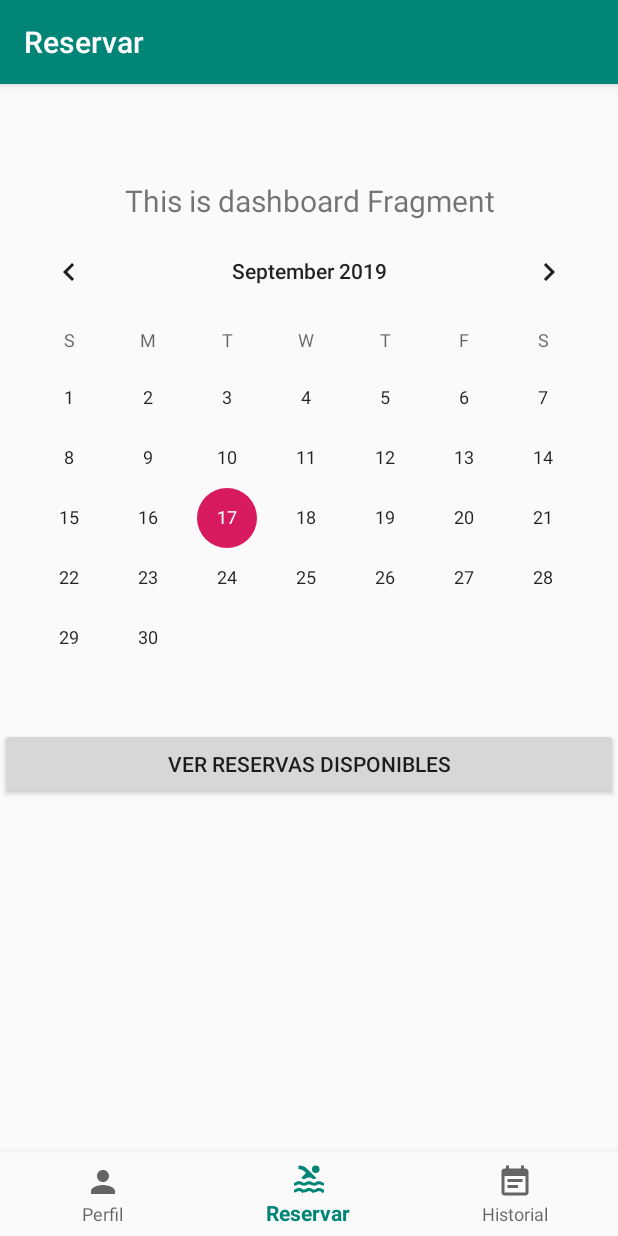
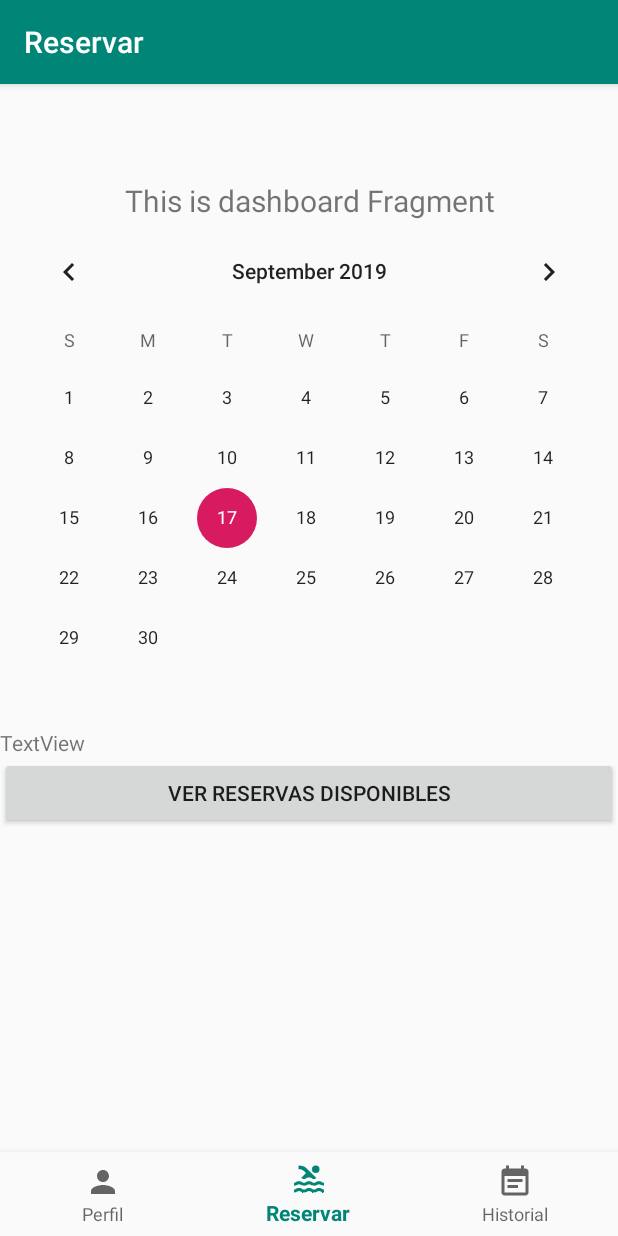
Before and after one commit to Giancarlo987/PisciSoft, an Android app: the ReservarFragment screen opened through its navigation route, on a phone screen of 412 x 824 dp. Run offline under Robolectric (Android 15) with nearby library versions, the phone set to English and light mode, and no system bars; our stand-ins replace navigation-ui.

Commit message:
Avance de estructura 2

```diff
--- a/PiscisoftMobile/app/src/main/AndroidManifest.xml
+++ b/PiscisoftMobile/app/src/main/AndroidManifest.xml
@@ -10,8 +10,12 @@
         android:supportsRtl="true"
         android:theme="@style/AppTheme">
         <activity
+            android:name=".ModificarActivity"
+            android:label="@string/title_activity_modificar"
+            android:theme="@style/AppTheme.NoActionBar"></activity>
+        <activity
             android:name=".SesionActivity"
-            android:label="@string/title_activity_sesion"></activity>
+            android:label="@string/title_activity_sesion" />
         <activity android:name=".RegistroActivity" />
         <activity android:name=".MainActivity">
             <intent-filter>
--- a/PiscisoftMobile/app/src/main/java/com/example/piscisoftmobile/ui/historial/HistorialFragment.kt
+++ b/PiscisoftMobile/app/src/main/java/com/example/piscisoftmobile/HistorialFragment.kt
@@ -1,4 +1,4 @@
-package com.example.piscisoftmobile.ui.historial
+package com.example.piscisoftmobile
 
 import android.os.Bundle
 import android.view.LayoutInflater
@@ -8,7 +8,6 @@ import android.widget.TextView
 import androidx.fragment.app.Fragment
 import androidx.lifecycle.Observer
 import androidx.lifecycle.ViewModelProviders
-import com.example.piscisoftmobile.R
 
 class HistorialFragment : Fragment() {
 
--- a/PiscisoftMobile/app/src/main/java/com/example/piscisoftmobile/ui/historial/HistorialViewModel.kt
+++ b/PiscisoftMobile/app/src/main/java/com/example/piscisoftmobile/HistorialViewModel.kt
@@ -1,4 +1,4 @@
-package com.example.piscisoftmobile.ui.historial
+package com.example.piscisoftmobile
 
 import androidx.lifecycle.LiveData
 import androidx.lifecycle.MutableLiveData
--- a/PiscisoftMobile/app/src/main/java/com/example/piscisoftmobile/ui/perfil/PerfilFragment.kt
+++ b/PiscisoftMobile/app/src/main/java/com/example/piscisoftmobile/PerfilFragment.kt
@@ -1,18 +1,19 @@
-package com.example.piscisoftmobile.ui.perfil
+package com.example.piscisoftmobile
 
+import android.content.Context
+import android.content.Intent
 import android.os.Bundle
 import android.view.LayoutInflater
 import android.view.View
 import android.view.ViewGroup
-import android.widget.TextView
+import android.widget.Button
 import androidx.fragment.app.Fragment
-import androidx.lifecycle.Observer
 import androidx.lifecycle.ViewModelProviders
-import com.example.piscisoftmobile.R
 
 class PerfilFragment : Fragment() {
 
     private lateinit var homeViewModel: PerfilViewModel
+    private lateinit var mContext: Context
 
     override fun onCreateView(
         inflater: LayoutInflater,
@@ -22,10 +23,25 @@ class PerfilFragment : Fragment() {
         homeViewModel =
             ViewModelProviders.of(this).get(PerfilViewModel::class.java)
         val root = inflater.inflate(R.layout.fragment_perfil, container, false)
+        /**
         val textView: TextView = root.findViewById(R.id.text_home)
         homeViewModel.text.observe(this, Observer {
             textView.text = it
-        })
+        })**/
+
+        val btn_modificar: Button = root.findViewById(R.id.btn_modificar)
+        btn_modificar.setOnClickListener { ir_modificar() }
+
+        mContext = root.context
+
         return root
+
+
+    }
+
+    private fun ir_modificar(){
+        val intent : Intent = Intent()
+        intent.setClass(mContext, ModificarActivity::class.java)
+        startActivity(intent)
     }
 }
--- a/PiscisoftMobile/app/src/main/java/com/example/piscisoftmobile/ui/reservar/ReservarViewModel.kt
+++ b/PiscisoftMobile/app/src/main/java/com/example/piscisoftmobile/PerfilViewModel.kt
@@ -1,13 +1,13 @@
-package com.example.piscisoftmobile.ui.reservar
+package com.example.piscisoftmobile
 
 import androidx.lifecycle.LiveData
 import androidx.lifecycle.MutableLiveData
 import androidx.lifecycle.ViewModel
 
-class ReservarViewModel : ViewModel() {
+class PerfilViewModel : ViewModel() {
 
     private val _text = MutableLiveData<String>().apply {
-        value = "This is dashboard Fragment"
+        value = "This is home Fragment"
     }
     val text: LiveData<String> = _text
 }
--- a/PiscisoftMobile/app/src/main/java/com/example/piscisoftmobile/ui/reservar/ReservarFragment.kt
+++ b/PiscisoftMobile/app/src/main/java/com/example/piscisoftmobile/ReservarFragment.kt
@@ -1,18 +1,21 @@
-package com.example.piscisoftmobile.ui.reservar
+package com.example.piscisoftmobile
 
+import android.content.Context
 import android.os.Bundle
 import android.view.LayoutInflater
 import android.view.View
 import android.view.ViewGroup
+import android.widget.CalendarView
 import android.widget.TextView
 import androidx.fragment.app.Fragment
 import androidx.lifecycle.Observer
 import androidx.lifecycle.ViewModelProviders
-import com.example.piscisoftmobile.R
+import android.widget.Toast
 
 class ReservarFragment : Fragment() {
 
     private lateinit var dashboardViewModel: ReservarViewModel
+    private lateinit var mContext: Context
 
     override fun onCreateView(
         inflater: LayoutInflater,
@@ -26,6 +29,19 @@ class ReservarFragment : Fragment() {
         dashboardViewModel.text.observe(this, Observer {
             textView.text = it
         })
+
+        //val btn_modificar: Button = root.findViewById(R.id.btn_modificar)
+
+
+
+        val calendarView : CalendarView = root.findViewById(R.id.calendario)
+        calendarView?.setOnDateChangeListener { view, year, month, dayOfMonth ->
+            // Note that months are indexed from 0. So, 0 means January, 1 means february, 2 means march etc.
+            val msg = "Selected date is " + dayOfMonth + "/" + (month + 1) + "/" + year
+
+            Toast.makeText( context, msg, Toast.LENGTH_SHORT).show()
+        }
+
         return root
     }
 }
--- a/PiscisoftMobile/app/src/main/java/com/example/piscisoftmobile/ui/perfil/PerfilViewModel.kt
+++ b/PiscisoftMobile/app/src/main/java/com/example/piscisoftmobile/ReservarViewModel.kt
@@ -1,13 +1,13 @@
-package com.example.piscisoftmobile.ui.perfil
+package com.example.piscisoftmobile
 
 import androidx.lifecycle.LiveData
 import androidx.lifecycle.MutableLiveData
 import androidx.lifecycle.ViewModel
 
-class PerfilViewModel : ViewModel() {
+class ReservarViewModel : ViewModel() {
 
     private val _text = MutableLiveData<String>().apply {
-        value = "This is home Fragment"
+        value = "This is dashboard Fragment"
     }
     val text: LiveData<String> = _text
 }
--- a/PiscisoftMobile/app/src/main/res/layout/fragment_reservar.xml
+++ b/PiscisoftMobile/app/src/main/res/layout/fragment_reservar.xml
@@ -24,9 +24,15 @@
             android:textSize="20sp" />
 
         <CalendarView
-            android:id="@+id/calendarView"
+            android:id="@+id/calendario"
             android:layout_width="match_parent"
             android:layout_height="wrap_content" />
+
+        <TextView
+            android:id="@+id/tv_fecha"
+            android:layout_width="match_parent"
+            android:layout_height="wrap_content"
+            android:text="TextView" />
 
         <Button
             android:id="@+id/button"
--- a/PiscisoftMobile/app/src/main/res/navigation/mobile_navigation.xml
+++ b/PiscisoftMobile/app/src/main/res/navigation/mobile_navigation.xml
@@ -7,19 +7,19 @@
 
     <fragment
         android:id="@+id/navigation_perfil"
-        android:name="com.example.piscisoftmobile.ui.perfil.PerfilFragment"
+        android:name="com.example.piscisoftmobile.PerfilFragment"
         android:label="@string/title_perfil"
         tools:layout="@layout/fragment_perfil" />
 
     <fragment
         android:id="@+id/navigation_reservar"
-        android:name="com.example.piscisoftmobile.ui.reservar.ReservarFragment"
+        android:name="com.example.piscisoftmobile.ReservarFragment"
         android:label="@string/title_reservar"
         tools:layout="@layout/fragment_reservar" />
 
     <fragment
         android:id="@+id/navigation_historial"
-        android:name="com.example.piscisoftmobile.ui.historial.HistorialFragment"
+        android:name="com.example.piscisoftmobile.HistorialFragment"
         android:label="@string/title_historial"
         tools:layout="@layout/fragment_historial" />
 </navigation>
--- a/PiscisoftMobile/app/src/main/res/values/dimens.xml
+++ b/PiscisoftMobile/app/src/main/res/values/dimens.xml
@@ -2,4 +2,5 @@
     <!-- Default screen margins, per the Android Design guidelines. -->
     <dimen name="activity_horizontal_margin">16dp</dimen>
     <dimen name="activity_vertical_margin">16dp</dimen>
+    <dimen name="fab_margin">16dp</dimen>
 </resources>
--- a/PiscisoftMobile/app/src/main/res/values/strings.xml
+++ b/PiscisoftMobile/app/src/main/res/values/strings.xml
@@ -4,4 +4,5 @@
     <string name="title_perfil">Perfil</string>
     <string name="title_reservar">Reservar</string>
     <string name="title_historial">Historial</string>
+    <string name="title_activity_modificar">ModificarActivity</string>
 </resources>
--- a/PiscisoftMobile/app/src/main/res/values/styles.xml
+++ b/PiscisoftMobile/app/src/main/res/values/styles.xml
@@ -8,4 +8,13 @@
         <item name="colorAccent">@color/colorAccent</item>
     </style>
 
+    <style name="AppTheme.NoActionBar">
+        <item name="windowActionBar">false</item>
+        <item name="windowNoTitle">true</item>
+    </style>
+
+    <style name="AppTheme.AppBarOverlay" parent="ThemeOverlay.AppCompat.Dark.ActionBar" />
+
+    <style name="AppTheme.PopupOverlay" parent="ThemeOverlay.AppCompat.Light" />
+
 </resources>
```
Also changed, not shown: PiscisoftMobile/app/src/main/java/com/example/piscisoftmobile/ModificarActivity.kt (added, +17 -0 lines), PiscisoftMobile/app/src/main/res/layout/activity_modificar.xml (added, +21 -0 lines), PiscisoftMobile/app/src/main/res/layout/content_modificar.xml (added, +11 -0 lines), PiscisoftMobile/app/src/main/res/layout/fragment_perfil.xml (+19 -12 lines).
